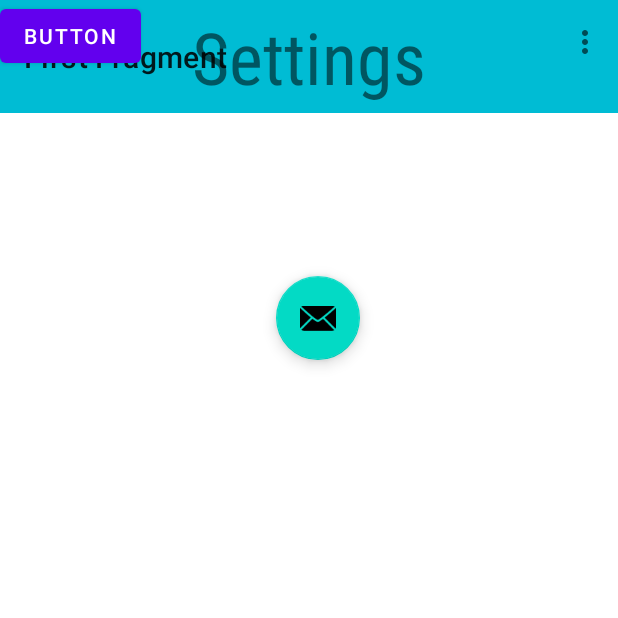
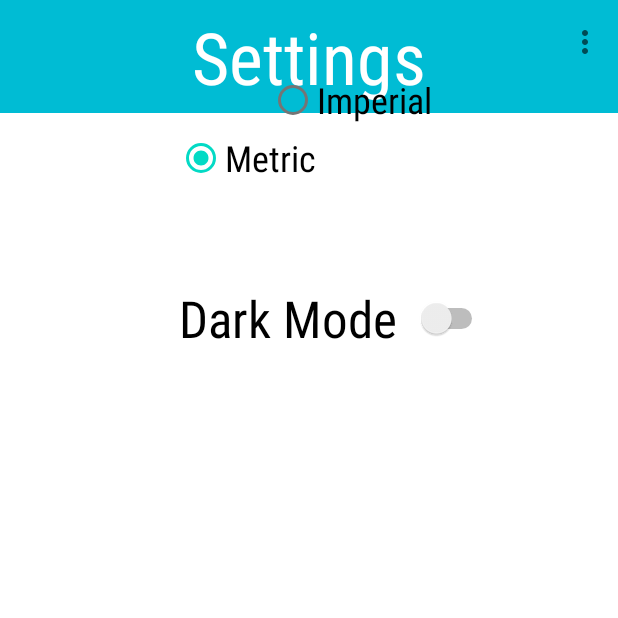
Before and after one commit to zihao-xu2096/MapMyJog, an Android app: the screen it shows after launch (MainActivity), in the options menu, after a tap on "Settings", on a phone screen of 412 x 824 dp, the top half of it. Run offline under Robolectric (Android 15) with nearby library versions, the phone set to English and light mode, and no system bars; our stand-ins replace navigation-ui.

Commit message:
feat: UI completed and functional buttons added
Fully implemented UI for settings page, including additional of functional buttons

```diff
--- a/app/build.gradle
+++ b/app/build.gradle
@@ -44,7 +44,4 @@ dependencies {
     testImplementation 'junit:junit:4.+'
     androidTestImplementation 'androidx.test.ext:junit:1.1.3'
     androidTestImplementation 'androidx.test.espresso:espresso-core:3.4.0'
-
-    //new preference
-    implementation "androidx.preference:preference:$preference_version"
 }
--- a/app/src/main/res/layout/activity_main.xml
+++ b/app/src/main/res/layout/activity_main.xml
@@ -5,7 +5,7 @@
         xmlns:tools="http://schemas.android.com/tools"
         android:layout_width="match_parent"
         android:layout_height="match_parent"
-        tools:context=".MainActivity">
+        tools:context=".MainActivity" android:layout_gravity="bottom|center">
 
     <com.google.android.material.appbar.AppBarLayout
             android:layout_height="wrap_content"
@@ -17,14 +17,6 @@
     <include layout="@layout/content_main" android:background="@color/BackgroundColour" android:layout_width="377dp"
              android:layout_height="70dp" android:id="@+id/Background"/>
 
-    <com.google.android.material.floatingactionbutton.FloatingActionButton
-            android:id="@+id/fab"
-            android:layout_width="wrap_content"
-            android:layout_height="wrap_content"
-            android:layout_gravity="bottom|end"
-            android:layout_margin="@dimen/fab_margin"
-            app:srcCompat="@android:drawable/ic_dialog_email" app:layout_anchorGravity="end|bottom"
-            app:layout_anchor="@+id/fab"/>
     <androidx.appcompat.widget.Toolbar
             android:id="@+id/Settings"
             android:layout_width="match_parent"
@@ -36,10 +28,36 @@
             android:layout_width="wrap_content"
             android:layout_height="wrap_content" app:layout_anchorGravity="center" app:layout_anchor="@+id/Settings"
             android:id="@+id/SettingTitle" android:textSize="48sp" android:fontFamily="sans-serif-condensed"
-    />
-    <Button
-            android:text="Button"
+            android:textColor="#FFFFFF"/>
+    <Switch
+            android:text="Dark Mode"
+            android:layout_width="206dp"
+            android:layout_height="wrap_content"
+            android:id="@+id/switch1" android:switchTextAppearance="@style/TextAppearance.AppCompat.Body1"
+            android:lineSpacingExtra="0.01dp" android:fontFamily="sans-serif-condensed"
+            android:textSize="34sp" android:layout_marginTop="-600px" android:layout_gravity="center"
+            android:layout_marginLeft="50px"/>
+    <RadioGroup
             android:layout_width="wrap_content"
-            android:layout_height="wrap_content" android:id="@+id/button"/>
-
+            android:layout_height="wrap_content" android:layout_gravity="center" android:id="@+id/Units_of_Measurement"
+            android:checkedButton="@id/radioButton2" android:layout_marginTop="-1000px">
+        <RadioButton
+                android:text="Metric"
+                android:layout_width="wrap_content"
+                android:layout_height="wrap_content" android:id="@+id/radioButton2"
+                android:fontFamily="sans-serif-condensed" android:textSize="24sp"
+                android:layout_marginTop="80px" android:layout_marginLeft="80px"/>
+        <RadioButton
+                android:text="Imperial "
+                android:layout_width="wrap_content"
+                android:layout_height="wrap_content" android:id="@+id/radioButton3"
+                android:fontFamily="sans-serif-condensed" android:textSize="24sp" android:layout_gravity="right"
+                android:layout_marginTop="-130px" android:layout_marginRight="80px"/>
+        <TextView
+                android:text="Units of Measurment"
+                android:layout_width="wrap_content"
+                android:layout_height="wrap_content"
+                android:id="@+id/textView" android:fontFamily="sans-serif-condensed" android:textSize="34sp"
+                android:textColor="#000000" android:layout_marginTop="-230px"/>
+    </RadioGroup>
 </androidx.coordinatorlayout.widget.CoordinatorLayout>
--- a/app/src/main/res/layout/content_main.xml
+++ b/app/src/main/res/layout/content_main.xml
@@ -5,6 +5,7 @@
         android:layout_width="match_parent"
         android:layout_height="match_parent"
         app:layout_behavior="@string/appbar_scrolling_view_behavior">
+
 
     <fragment
             android:id="@+id/nav_host_fragment_content_main"
@@ -17,4 +18,6 @@
             app:layout_constraintBottom_toBottomOf="parent"
             app:defaultNavHost="true"
             app:navGraph="@navigation/nav_graph" android:background="#48C825"/>
+
+
 </androidx.constraintlayout.widget.ConstraintLayout>
--- a/app/src/main/res/values/strings.xml
+++ b/app/src/main/res/values/strings.xml
@@ -2,7 +2,7 @@
     <string name="app_name">MapMyJogOfficial</string>
     <string name="action_settings">Settings</string>
     <!-- Strings used for fragments for navigation -->
-    <string name="first_fragment_label">First Fragment</string>
+    <string name="first_fragment_label"></string>
     <string name="second_fragment_label">Second Fragment</string>
     <string name="next">Next</string>
     <string name="previous">Previous</string>
```
Also changed, not shown: app/src/main/java/com/example/mapmyjogofficial/FirstFragment.java (+6 -1 lines), app/src/main/java/com/example/mapmyjogofficial/MainActivity.java (+8 -0 lines), app/src/main/res/layout/fragment_first.xml (+2 -24 lines).
